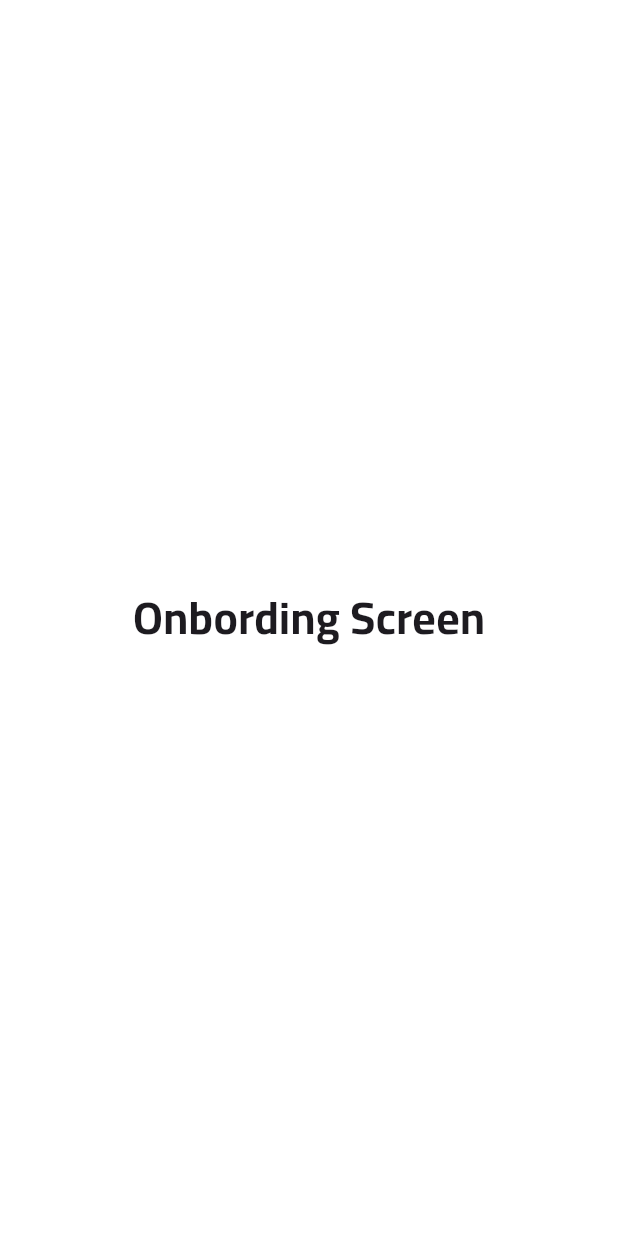
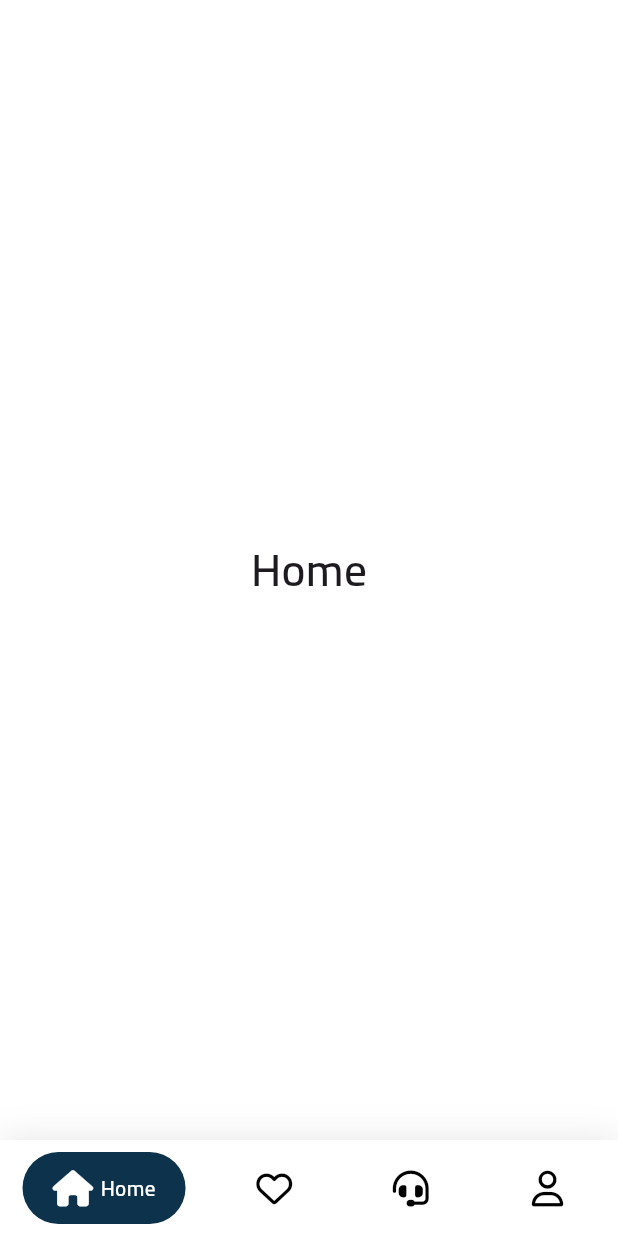
Before and after one commit to fci-grad-project/Flutter, a Flutter app: the screen it shows after launch, on a phone screen of 412 x 824 dp. Run offline on Flutter 3.47's test engine with Material 3 defaults, Android fonts, the phone set to English and light mode, and no system bars; drawn by our look-alikes of google_nav_bar; our stand-ins replace dio, flutter_svg, font_awesome_flutter, get, image_picker, line_icons and 3 more.

Commit message:
edit the navbar

```diff
--- /dev/null
+++ b/lib/Nav Bar Iteam/navbar.dart
@@ -0,0 +1,95 @@
+
+import 'package:flutter/material.dart';
+import 'package:font_awesome_flutter/font_awesome_flutter.dart';
+import 'package:google_nav_bar/google_nav_bar.dart';
+import 'package:graduation_project/Contact%20Room/chat_view.dart';
+import 'package:graduation_project/core/utils/app_colors.dart';
+import 'package:line_icons/line_icons.dart';
+
+class NavBarItem extends StatefulWidget {
+  @override
+  _NavBarItemState createState() => _NavBarItemState();
+}
+
+class _NavBarItemState extends State<NavBarItem> {
+  int _selectedIndex = 0;
+  static const TextStyle optionStyle =
+      TextStyle(fontSize: 30, fontWeight: FontWeight.w600);
+  static const List<Widget> _widgetOptions = <Widget>[
+    Text(
+      'Home',
+      style: optionStyle,
+    ),
+    Text(
+      'Likes',
+      style: optionStyle,
+    ),
+    ChatView(),
+    Text(
+      'Profile',
+      style: optionStyle,
+    ),
+  ];
+
+  @override
+  Widget build(BuildContext context) {
+    return Scaffold(
+      backgroundColor: Colors.white,
+
+      body: Center(
+        child: _widgetOptions.elementAt(_selectedIndex),
+      ),
+      bottomNavigationBar: Container(
+        decoration: BoxDecoration(
+          color: Colors.white,
+          boxShadow: [
+            BoxShadow(
+              blurRadius: 20,
+              color: Colors.black.withOpacity(.1),
+            )
+          ],
+        ),
+        child: SafeArea(
+          child: Padding(
+            padding: const EdgeInsets.symmetric(horizontal: 15.0, vertical: 8),
+            child: GNav(
+              rippleColor: Colors.grey[300]!,
+              hoverColor: Colors.grey[100]!,
+              gap: 8,
+              activeColor: Colors.white,
+              iconSize: 24,
+              padding: EdgeInsets.symmetric(horizontal: 20, vertical: 12),
+              duration: Duration(milliseconds: 400),
+              tabBackgroundColor: AppColors.primaryColor,
+              color: Colors.black,
+              tabs: [
+                GButton(
+                  icon: FontAwesomeIcons.home,
+                  text: 'Home',
+                ),
+                GButton(
+                  icon: FontAwesomeIcons.heart,
+                  text: 'Likes',
+                ),
+                GButton(
+                  icon: FontAwesomeIcons.headset,
+                  text: 'Contact Room',
+                ),
+                GButton(
+                  icon: FontAwesomeIcons.user,
+                  text: 'Profile',
+                ),
+              ],
+              selectedIndex: _selectedIndex,
+              onTabChange: (index) {
+                setState(() {
+                  _selectedIndex = index;
+                });
+              },
+            ),
+          ),
+        ),
+      ),
+    );
+  }
+}
--- a/lib/main.dart
+++ b/lib/main.dart
@@ -1,6 +1,6 @@
 import 'package:flutter/material.dart';
 import 'package:graduation_project/Nav%20Bar%20Iteam/Bottom_Navigation_Bar.dart';
-import 'package:graduation_project/Splachscreen_Onbording/splach_view.dart';
+import 'package:graduation_project/Nav%20Bar%20Iteam/navbar.dart';
 
 void main() {
   runApp(const TeachConnect());
@@ -17,7 +17,7 @@ class TeachConnect extends StatelessWidget {
         fontFamily: 'cairo',
       ),
       debugShowCheckedModeBanner: false,
-      home: SplachScreenView(),
+      home: NavBarItem(),
     );
   }
 }
--- a/pubspec.yaml
+++ b/pubspec.yaml
@@ -40,7 +40,9 @@ dependencies:
   flutter_svg: ^2.0.17
   font_awesome_flutter: ^10.8.0
   get_storage: ^2.1.1
+  google_nav_bar: ^5.0.7
   image_picker: ^1.1.2
+  line_icons: ^2.0.3
   message_builder: ^0.2.0
   modal_progress_hud_nsn: ^0.5.1
   multiavatar: ^0.1.5
```
Also changed, not shown: pubspec.lock.
